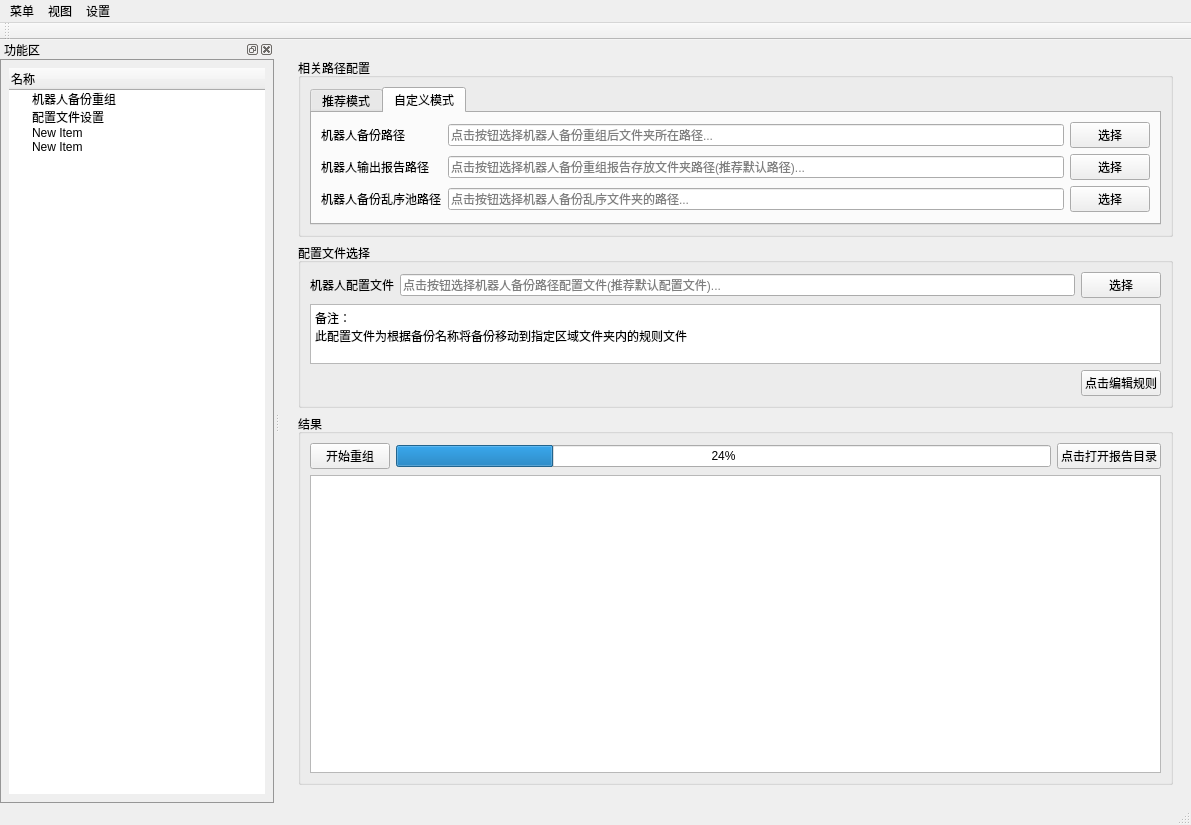
Eric76-Z/RDAT, file src/ui/main.ui: the form before one commit.
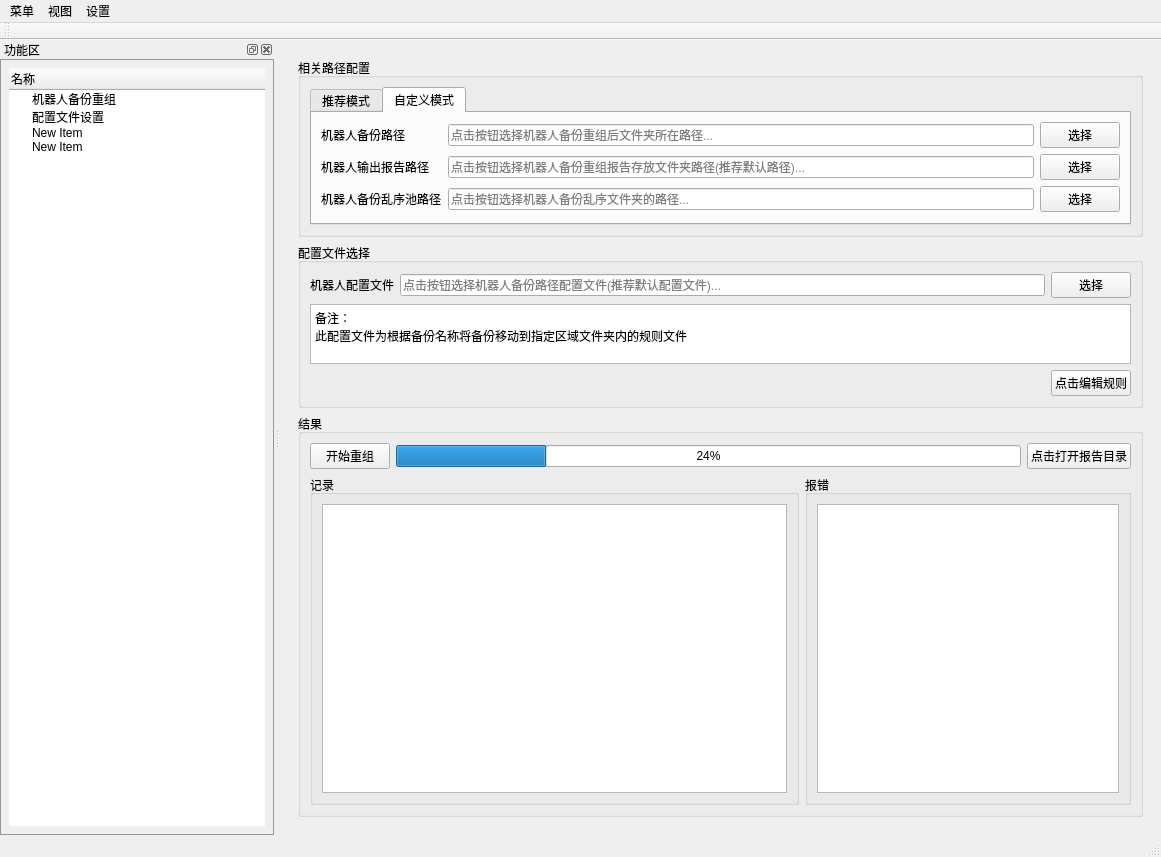
The form after the commit. The open tabs and pages were chosen to show the change.

```diff
--- a/src/ui/main.ui
+++ b/src/ui/main.ui
@@ -6,8 +6,8 @@
    <rect>
     <x>0</x>
     <y>0</y>
-    <width>1191</width>
-    <height>825</height>
+    <width>1161</width>
+    <height>857</height>
    </rect>
   </property>
   <property name="windowTitle">
@@ -135,6 +135,9 @@
                      <property name="text">
                       <string/>
                      </property>
+                     <property name="readOnly">
+                      <bool>true</bool>
+                     </property>
                      <property name="placeholderText">
                       <string>点击按钮选择机器人备份重组后文件夹所在路径...</string>
                      </property>
@@ -182,6 +185,9 @@
                      <property name="text">
                       <string/>
                      </property>
+                     <property name="readOnly">
+                      <bool>true</bool>
+                     </property>
                      <property name="placeholderText">
                       <string>点击按钮选择机器人备份重组报告存放文件夹路径(推荐默认路径)...</string>
                      </property>
@@ -213,6 +219,9 @@
                      <property name="text">
                       <string/>
                      </property>
+                     <property name="readOnly">
+                      <bool>true</bool>
+                     </property>
                      <property name="placeholderText">
                       <string>点击按钮选择机器人备份乱序文件夹的路径...</string>
                      </property>
@@ -272,6 +281,9 @@
                  <property name="text">
                   <string/>
                  </property>
+                 <property name="readOnly">
+                  <bool>true</bool>
+                 </property>
                  <property name="placeholderText">
                   <string>点击按钮选择机器人备份路径配置文件(推荐默认配置文件)...</string>
                  </property>
@@ -342,13 +354,7 @@
             <property name="title">
              <string>结果</string>
             </property>
-            <layout class="QGridLayout" name="gridLayout_3">
-             <property name="sizeConstraint">
-              <enum>QLayout::SetNoConstraint</enum>
-             </property>
-             <property name="verticalSpacing">
-              <number>6</number>
-             </property>
+            <layout class="QGridLayout" name="gridLayout_8">
              <item row="0" column="0">
               <layout class="QVBoxLayout" name="verticalLayout_2">
                <item>
@@ -377,7 +383,32 @@
                 </layout>
                </item>
                <item>
-                <widget class="QTextBrowser" name="textBrowser_log"/>
+                <layout class="QHBoxLayout" name="horizontalLayout_3" stretch="3,2">
+                 <item>
+                  <widget class="QGroupBox" name="groupBox_log">
+                   <property name="title">
+                    <string>记录</string>
+                   </property>
+                   <layout class="QGridLayout" name="gridLayout_3">
+                    <item row="0" column="0">
+                     <widget class="QTextBrowser" name="textBrowser_log"/>
+                    </item>
+                   </layout>
+                  </widget>
+                 </item>
+                 <item>
+                  <widget class="QGroupBox" name="groupBox_error">
+                   <property name="title">
+                    <string>报错</string>
+                   </property>
+                   <layout class="QGridLayout" name="gridLayout_7">
+                    <item row="0" column="0">
+                     <widget class="QTextBrowser" name="textBrowser_error"/>
+                    </item>
+                   </layout>
+                  </widget>
+                 </item>
+                </layout>
                </item>
               </layout>
              </item>
@@ -398,7 +429,7 @@
     <rect>
      <x>0</x>
      <y>0</y>
-     <width>1191</width>
+     <width>1161</width>
      <height>23</height>
     </rect>
    </property>
```
Left out of the diff: 8 changed lines with no effect on the pictures.
